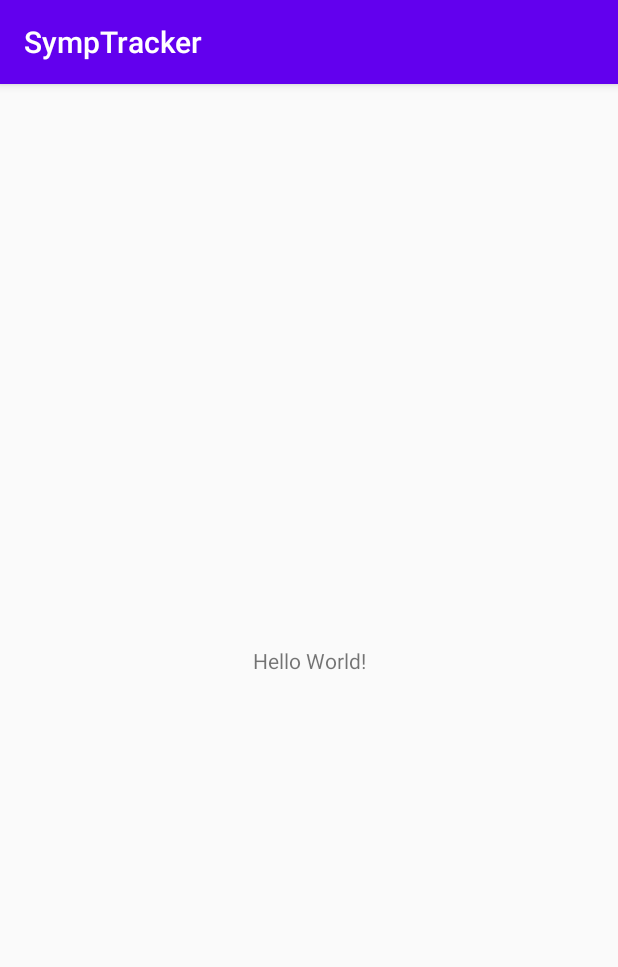
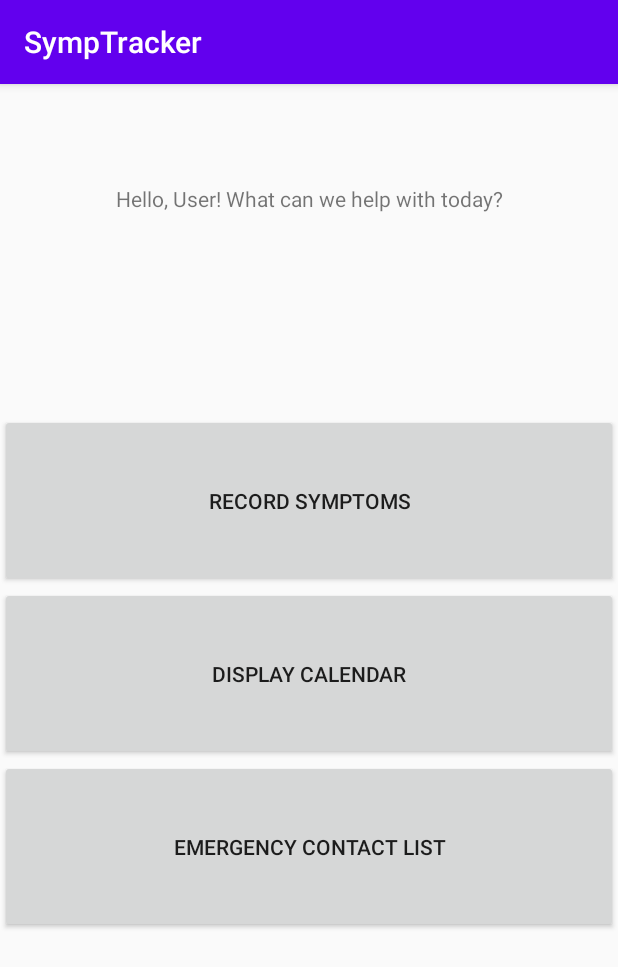
Before and after one commit to rcortese1/symptracker, an Android app: the screen it shows after launch (MainActivity), on a phone screen of 412 x 824 dp. Shown: the top 967 px of the screen. Run offline under Robolectric (Android 15) with nearby library versions, the phone set to English and light mode, and no system bars.

Commit message:
Made a decent home screen, and a shitty contacts screen.

```diff
--- a/app/src/main/AndroidManifest.xml
+++ b/app/src/main/AndroidManifest.xml
@@ -9,6 +9,7 @@
         android:roundIcon="@mipmap/ic_launcher_round"
         android:supportsRtl="true"
         android:theme="@style/AppTheme">
+        <activity android:name=".SympContact"></activity>
         <activity android:name=".MainActivity">
             <intent-filter>
                 <action android:name="android.intent.action.MAIN" />
--- a/app/src/main/java/com/example/symptracker/MainActivity.java
+++ b/app/src/main/java/com/example/symptracker/MainActivity.java
@@ -2,13 +2,55 @@ package com.example.symptracker;
 
 import androidx.appcompat.app.AppCompatActivity;
 
+import android.content.Intent;
 import android.os.Bundle;
+import android.view.View;
+import android.widget.Button;
+import android.widget.TextView;
 
 public class MainActivity extends AppCompatActivity {
+
+    Button recSympBtn;
+    Button calendarBtn;
+    Button contactBtn;
+    TextView welcome_msg;
 
     @Override
     protected void onCreate(Bundle savedInstanceState) {
         super.onCreate(savedInstanceState);
         setContentView(R.layout.activity_main);
+
+        recSympBtn = findViewById(R.id.recSympBtn);
+        calendarBtn = findViewById(R.id.calendarBtn);
+        contactBtn = findViewById(R.id.contactBtn);
+        //The name part of the message should be updated once user's name recorded and stored in database
+        welcome_msg = findViewById(R.id.welcome_msg);
+
+        recSympBtn.setOnClickListener(new View.OnClickListener() {
+            @Override
+            public void onClick(View view) {
+                //THESE WILL BE UNCOMMENTED WHEN THEIR SCREENS ARE MADE
+                /*Intent intent = new Intent(getApplicationContext(), SympRecorder.class);
+                startActivity(intent);*/
+            }
+        });
+
+        calendarBtn.setOnClickListener(new View.OnClickListener() {
+            @Override
+            public void onClick(View view) {
+                //THESE WILL BE UNCOMMENTED WHEN THEIR SCREENS ARE MADE
+                /*Intent intent = new Intent(getApplicationContext(), SympCalendar.class);
+                startActivity(intent);*/
+            }
+        });
+
+        contactBtn.setOnClickListener(new View.OnClickListener() {
+            @Override
+            public void onClick(View view) {
+                Intent intent = new Intent(getApplicationContext(), SympContact.class);
+                startActivity(intent);
+                //ok, this works, it goes to the contact screen
+            }
+        });
     }
 }
--- a/app/src/main/res/layout/activity_main.xml
+++ b/app/src/main/res/layout/activity_main.xml
@@ -6,13 +6,54 @@
     android:layout_height="match_parent"
     tools:context=".MainActivity">
 
-    <TextView
-        android:layout_width="wrap_content"
-        android:layout_height="wrap_content"
-        android:text="Hello World!"
-        app:layout_constraintBottom_toBottomOf="parent"
-        app:layout_constraintLeft_toLeftOf="parent"
-        app:layout_constraintRight_toRightOf="parent"
-        app:layout_constraintTop_toTopOf="parent" />
+    <LinearLayout
+        android:layout_width="match_parent"
+        android:layout_height="match_parent"
+        android:orientation="vertical">
+
+        <Space
+            android:layout_width="match_parent"
+            android:layout_height="wrap_content"
+            android:layout_weight="1" />
+
+        <TextView
+            android:id="@+id/welcome_msg"
+            android:layout_width="match_parent"
+            android:layout_height="wrap_content"
+            android:gravity="center"
+            android:text="@string/hello_user_what_can_we_help_with_today" />
+
+        <Space
+            android:layout_width="match_parent"
+            android:layout_height="wrap_content"
+            android:layout_weight="2" />
+
+        <Button
+            android:id="@+id/recSympBtn"
+            android:layout_width="match_parent"
+            android:layout_height="wrap_content"
+            android:layout_weight="1"
+            android:text="@string/record_symptoms" />
+
+        <Button
+            android:id="@+id/calendarBtn"
+            android:layout_width="match_parent"
+            android:layout_height="wrap_content"
+            android:layout_weight="1"
+            android:text="@string/display_calendar" />
+
+        <Button
+            android:id="@+id/contactBtn"
+            android:layout_width="match_parent"
+            android:layout_height="wrap_content"
+            android:layout_weight="1"
+            android:text="@string/emergency_contact_list" />
+
+        <Space
+            android:layout_width="match_parent"
+            android:layout_height="wrap_content"
+            android:layout_weight="3" />
+
+    </LinearLayout>
 
 </androidx.constraintlayout.widget.ConstraintLayout>
--- a/app/src/main/res/values/strings.xml
+++ b/app/src/main/res/values/strings.xml
@@ -1,3 +1,11 @@
 <resources>
     <string name="app_name">SympTracker</string>
+    <string name="hello_user_what_can_we_help_with_today">Hello, User! What can we help with today?</string>
+    <string name="record_symptoms">Record Symptoms</string>
+    <string name="emergency_contact_list">Emergency Contact List</string>
+    <string name="display_calendar">Display Calendar</string>
+    <string name="this_is_the_contact_screen">This is the contact screen</string>
+    <string name="add_contact">Add Contact</string>
+    <string name="their_name">Their Name</string>
+    <string name="their_number">Their Number</string>
 </resources>
```
Also changed, not shown: app/src/main/java/com/example/symptracker/SympContact.java (added, +34 -0 lines), app/src/main/res/layout/activity_symp_contact.xml (added, +37 -0 lines).
